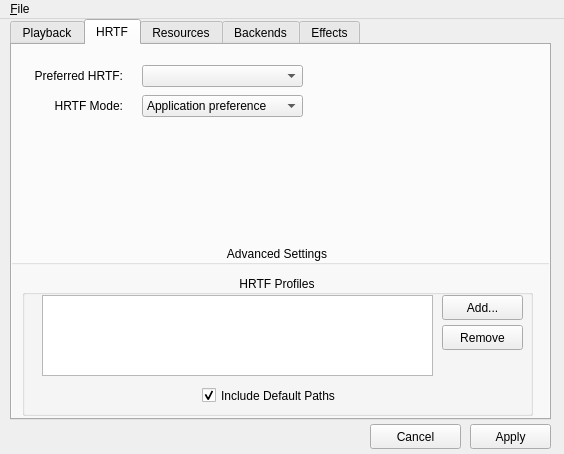
Above: utils/alsoft-config/mainwindow.ui from kcat/openal-soft before the change. Below: the same form after it.
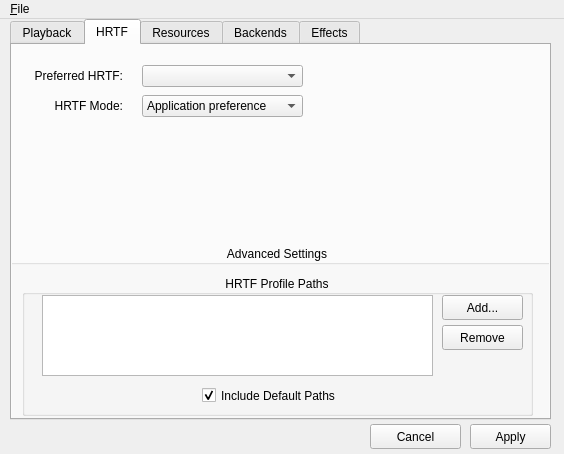
That is the form after the change. The open tabs and pages were chosen to show the change. Icons and pictures are not drawn.

Commit message: Replace the hrtf_tables option with hrtf-paths

```diff
--- a/utils/alsoft-config/mainwindow.ui
+++ b/utils/alsoft-config/mainwindow.ui
@@ -510,7 +510,7 @@
         </rect>
        </property>
        <property name="title">
-        <string>HRTF Profiles</string>
+        <string>HRTF Profile Paths</string>
        </property>
        <property name="alignment">
         <set>Qt::AlignCenter</set>
```
The commit also changes 4 other files.
